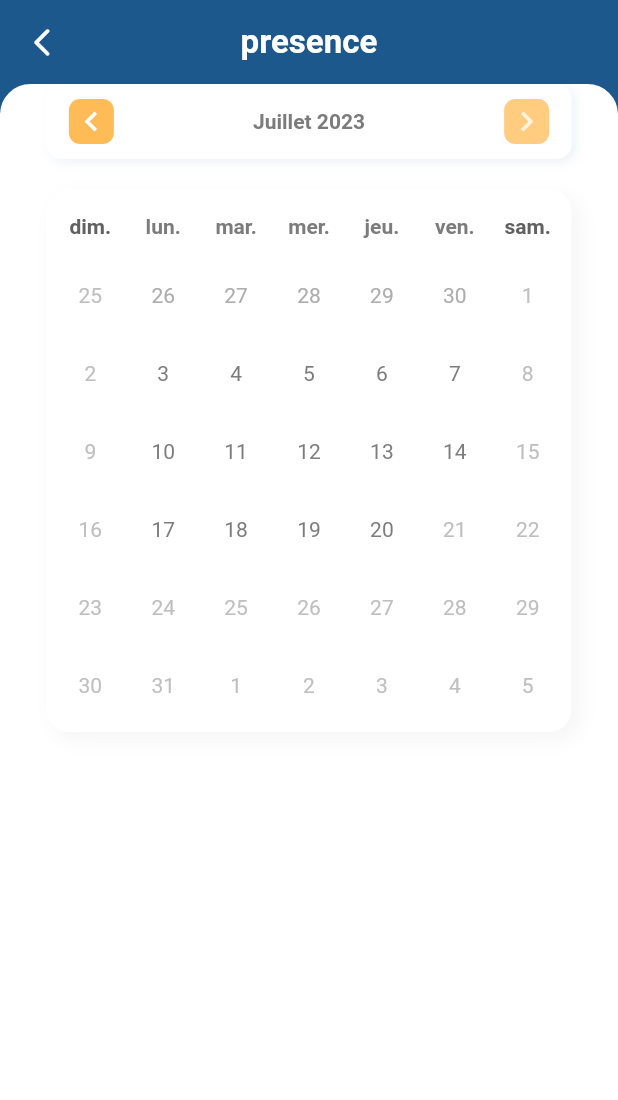
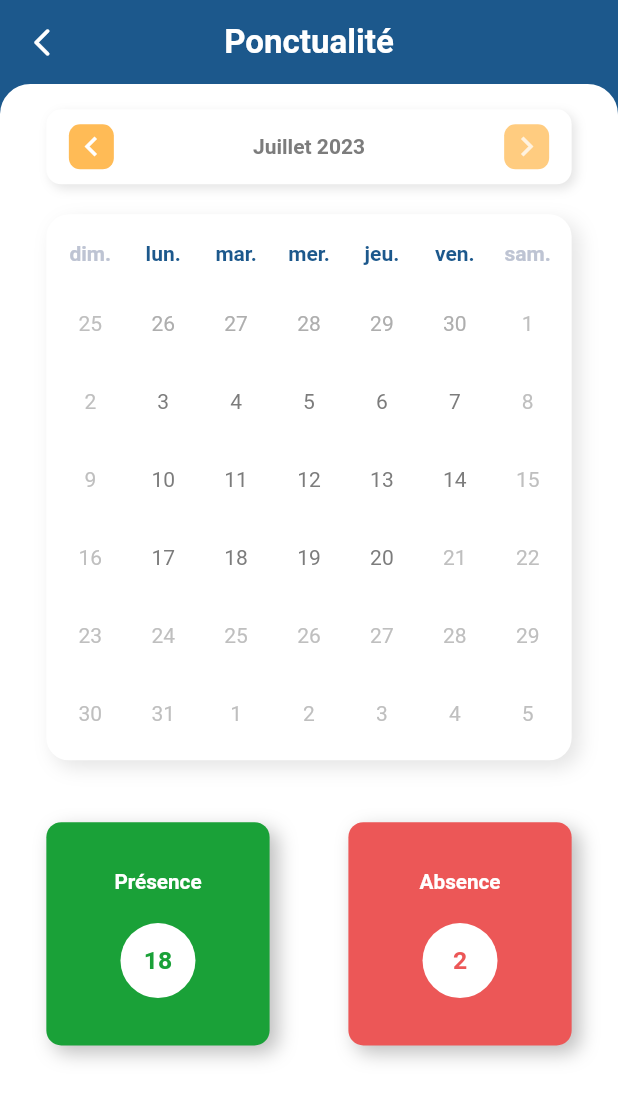
Before and after one commit to Keldy7/flutter_scolarApp, a Flutter app: the AttendanceScreen screen opened by its route, on a phone screen of 412 x 824 dp. Shown: the top 1100 px of the screen. Run offline on Flutter 3.47's test engine with Material 2 defaults, Android fonts, the phone set to English and light mode, and no system bars; drawn by our look-alikes of table_calendar; our stand-ins replace carousel_slider, dotted_border, figma_squircle, file_picker, flutter_screenutil, flutter_svg and 6 more; accounts and stored records are empty; Roboto replaces fonts that are missing (Montserrat).

Commit message:
Interface de ponctualité

```diff
--- a/lib/app/ui/screens/attendance/attendance_screen.dart
+++ b/lib/app/ui/screens/attendance/attendance_screen.dart
@@ -1,5 +1,7 @@
 import 'package:flutter/material.dart';
+import 'package:flutter_screenutil/flutter_screenutil.dart';
 import 'package:scolar_pay/app/ui/styles/colors.dart';
+import 'package:scolar_pay/app/utils/label_keys.dart';
 import 'package:scolar_pay/app/utils/widget_utils.dart';
 import 'package:table_calendar/table_calendar.dart';
 
@@ -44,7 +46,7 @@ class _AttendanceScreenState extends State<AttendanceScreen> {
 
   @override
   Widget build(BuildContext context) {
-    return getScreenDetailDefaultView(context, "presence", () {
+    return getScreenDetailDefaultView(context, Labels.ponctualiteKey, () {
       Constant.backToPrev(context);
     },
         Column(
@@ -53,6 +55,7 @@ class _AttendanceScreenState extends State<AttendanceScreen> {
                 child: ListView(
               shrinkWrap: true,
               children: [
+                20.h.verticalSpace,
                 Padding(
                     padding: EdgeInsets.symmetric(
                         horizontal:
@@ -65,15 +68,12 @@ class _AttendanceScreenState extends State<AttendanceScreen> {
                               borderRadius: BorderRadius.circular(10),
                               boxShadow: [
                                 BoxShadow(
-                                    color: Theme.of(context)
-                                        .colorScheme
-                                        .secondary
-                                        .withOpacity(0.075),
+                                    color: black40Color.withOpacity(0.2),
                                     offset: const Offset(2.5, 2.5),
                                     blurRadius: 5,
                                     spreadRadius: 0)
                               ],
-                              color: Theme.of(context).scaffoldBackgroundColor),
+                              color: primaryColor),
                           width: MediaQuery.of(context).size.width * (0.85),
                           child: Stack(
                             children: [
@@ -83,7 +83,7 @@ class _AttendanceScreenState extends State<AttendanceScreen> {
                                   "${Constant.getMonthName(focusedDay.month)} ${focusedDay.year}",
                                   style: TextStyle(
                                       color: black40Color,
-                                      fontWeight: FontWeight.w600),
+                                      fontWeight: FontWeight.w700),
                                 ),
                               ),
                               Align(
@@ -118,10 +118,10 @@ class _AttendanceScreenState extends State<AttendanceScreen> {
                         Container(
                           padding: const EdgeInsets.all(5),
                           decoration: BoxDecoration(
-                              color: Theme.of(context).scaffoldBackgroundColor,
+                              color: primaryColor,
                               boxShadow: [
                                 BoxShadow(
-                                    color: black40Color.withOpacity(0.075),
+                                    color: black40Color.withOpacity(0.2),
                                     offset: const Offset(5.0, 5),
                                     blurRadius: 10,
                                     spreadRadius: 0)
@@ -132,7 +132,7 @@ class _AttendanceScreenState extends State<AttendanceScreen> {
                             locale: 'fr_FR',
                             calendarFormat: CalendarFormat.month,
                             headerVisible: false,
-                            daysOfWeekHeight: 40,
+                            daysOfWeekHeight: 42,
                             enabledDayPredicate: (day) => !_isWeekend(day),
                             onPageChanged: (DateTime dateTime) {
                               setState(() {
@@ -167,11 +167,11 @@ class _AttendanceScreenState extends State<AttendanceScreen> {
                             ),
                             daysOfWeekStyle: DaysOfWeekStyle(
                               weekdayStyle: TextStyle(
-                                color: black40Color,
+                                color: getAccentColor(context),
                                 fontWeight: FontWeight.bold,
                               ),
                               weekendStyle: TextStyle(
-                                color: greyFontColor,
+                                color: greyIconColor,
                                 fontWeight: FontWeight.bold,
                               ),
                             ),
@@ -188,6 +188,28 @@ class _AttendanceScreenState extends State<AttendanceScreen> {
                             },
                           ),
                         ),
+                        SizedBox(
+                          height: MediaQuery.of(context).size.height * (0.05),
+                        ),
+                        LayoutBuilder(builder: (context, boxConstraints) {
+                          return Row(
+                            mainAxisAlignment: MainAxisAlignment.center,
+                            children: [
+                              _buildAttendanceCounterContainer(
+                                  boxConstraints: boxConstraints,
+                                  title: Labels.totalPresentKey,
+                                  value: "18",
+                                  // value: presentDays.length.toString(),
+                                  backgroundColor: greenColor),
+                              const Spacer(),
+                              _buildAttendanceCounterContainer(
+                                  boxConstraints: boxConstraints,
+                                  title: Labels.totalAbsentKey,
+                                  value: "2",
+                                  backgroundColor: redColor),
+                            ],
+                          );
+                        })
                       ],
                     )),
               ],
@@ -195,4 +217,47 @@ class _AttendanceScreenState extends State<AttendanceScreen> {
           ],
         ));
   }
+
+  Widget _buildAttendanceCounterContainer(
+      {required String title,
+      required BoxConstraints boxConstraints,
+      required String value,
+      required Color backgroundColor}) {
+    return Container(
+      height: boxConstraints.maxWidth * (0.425),
+      width: boxConstraints.maxWidth * (0.425),
+      decoration: BoxDecoration(
+        borderRadius: BorderRadius.circular(10),
+        color: backgroundColor,
+        boxShadow: [
+          BoxShadow(
+              color: blackColor.withOpacity(0.25),
+              offset: const Offset(5, 5),
+              blurRadius: 10,
+              spreadRadius: 0)
+        ],
+      ),
+      child: Column(
+        mainAxisAlignment: MainAxisAlignment.center,
+        crossAxisAlignment: CrossAxisAlignment.center,
+        children: [
+          getCustomFont(
+                  title, 15, primaryColor, 1,
+                  fontWeight: FontWeight.w700),
+          SizedBox(
+            height: boxConstraints.maxWidth * (0.45) * (0.125),
+          ),
+          CircleAvatar(
+            radius: 25,
+            backgroundColor: primaryColor,
+            child: Center(
+              child: getCustomFont(
+                  value, 18, backgroundColor, 1,
+                  fontWeight: FontWeight.w700),
+            ),
+          ),
+        ],
+      ),
+    );
+  }
 }
--- a/lib/app/ui/screens/login/reset_password_screen.dart
+++ b/lib/app/ui/screens/login/reset_password_screen.dart
@@ -10,6 +10,7 @@ import '../../controllers/home_controller.dart';
 import '../../styles/colors.dart';
 
 
+// ignore: must_be_immutable
 class ResetPasswordScreen extends StatelessWidget {
   backClick(BuildContext context) {
     Constant.backToFinish(context);
--- a/lib/app/ui/styles/colors.dart
+++ b/lib/app/ui/styles/colors.dart
@@ -16,6 +16,7 @@ Color indicatorColor = "#DEDEDE".toColor();
 Color itemGreyColor = "#E8E6E5".toColor();
 Color orangeColor = "#FF8F27".toColor();
 Color appBarColor = "#FEE3E4".toColor();
+Color blackColor= Colors.black;
 Color black40Color= "#7C7C7C".toColor();
 Color dividerColor = "#E6E6E6".toColor();
 Color redFontColor = "#F44144".toColor();
--- a/lib/app/ui/widgets/addedFileContainer.dart
+++ b/lib/app/ui/widgets/addedFileContainer.dart
@@ -3,7 +3,8 @@ import 'package:flutter/material.dart';
 import 'package:flutter_screenutil/flutter_screenutil.dart';
 import 'package:get/get.dart';
 import 'package:scolar_pay/app/ui/styles/colors.dart';
-import 'package:scolar_pay/app/utils/widget_utils.dart';
+
+import '../../utils/label_keys.dart';
 
 class AddedFileContainer extends StatelessWidget {
   final Function onAdd;
@@ -55,7 +56,7 @@ class AddedFileContainer extends StatelessWidget {
                   width: MediaQuery.of(context).size.width * (0.05),
                 ),
                 Text(
-                  "Sélectionner ...",
+                  Labels.selectionnerKey,
                   maxLines: 1,
                   overflow: TextOverflow.ellipsis,
                   style: TextStyle(
--- a/lib/app/utils/image_keys.dart
+++ b/lib/app/utils/image_keys.dart
@@ -60,6 +60,8 @@ class Images {
   static const jpsSvg ='jps';
   static const locationActiveSvg ='location_active';
   static const locationSvg ='location';
+  static const mailSvg ='mail';
+  static const mailIconSvg ='mail_icon';
   static const passwordSvg ='pass';
   static const profileSvg ='profile';
   static const radioCheckedSvg ='radio_checked';
--- a/lib/app/utils/label_keys.dart
+++ b/lib/app/utils/label_keys.dart
@@ -9,12 +9,15 @@ class Labels {
   static String facebookSignKey = "Connectez-vous avec Facebook";
   static String googleSignKey = "Connectez-vous avec Google";
   static String alreadyAccountKey = "Vous avez déjà un compte ? ";
+  static String createAccountKey = "Créer un compte";
   static String gladMeetKey = "Heureux de vous revoir !";
+  // static String gladMeetKey = "Heureux de vous revoir !";
 
   static String getStartedKey = "Démarrer";
   static String continuerKey = "Continuer";
   static String suivantKey = "Suivant";
   static String rechercherKey = "Rechercher...";
+  static String selectionnerKey = "Sélectionner...";
 
 //Options principales
   static String accueilKey = "Accueil";
@@ -40,6 +43,11 @@ class Labels {
   static String academicYearKey = "Année scolaire";
   static String classeKey = "Classe";
   static String ecoleKey = "École";
+
+//Ponctualité
+  static String ponctualiteKey = "Ponctualité";
+  static String totalPresentKey = "Présence";
+  static String totalAbsentKey = "Absence";
 
 //Permissions
   static String mesPermissionsKey = "Mes permissions";
@@ -70,6 +78,7 @@ class Labels {
   static String numTelephoneKey = "Numéro de téléphone";
   static String adrMailKey = "Adresse mail";
   static String passwordKey = "Mot de passe";
+  static String confirmPasswordKey = "Confirmer le mot de passe";
   static String forgetPasswordKey = "Mot de passe oublié ?";
 
 //Réglages
@@ -78,7 +87,7 @@ class Labels {
   static String termsConditionsKey = "Termes & Conditions";
   static String politiqueConfidentialiteKey = "Politique de confidentialité";
   static String aboutUsKey = "À propos de nous";
-  static String termsCnditionsKey = "Termes & Conditions";
+  static String agreeWithKey = "J'accepte les";
 
 //Chat
   static String enLigneKey = "En ligne";
```
Also changed, not shown: lib/app/ui/screens/login/login_screen.dart (+6 -4 lines), lib/app/ui/screens/login/registration_screen.dart (+22 -18 lines), lib/app/utils/widget_utils.dart (+6 -5 lines), assets/images/svg/facebook.svg (renamed from assets/images/svg/facebookSvg.svg), assets/images/svg/mail.svg (added), assets/images/svg/mail_icon.svg (added).
